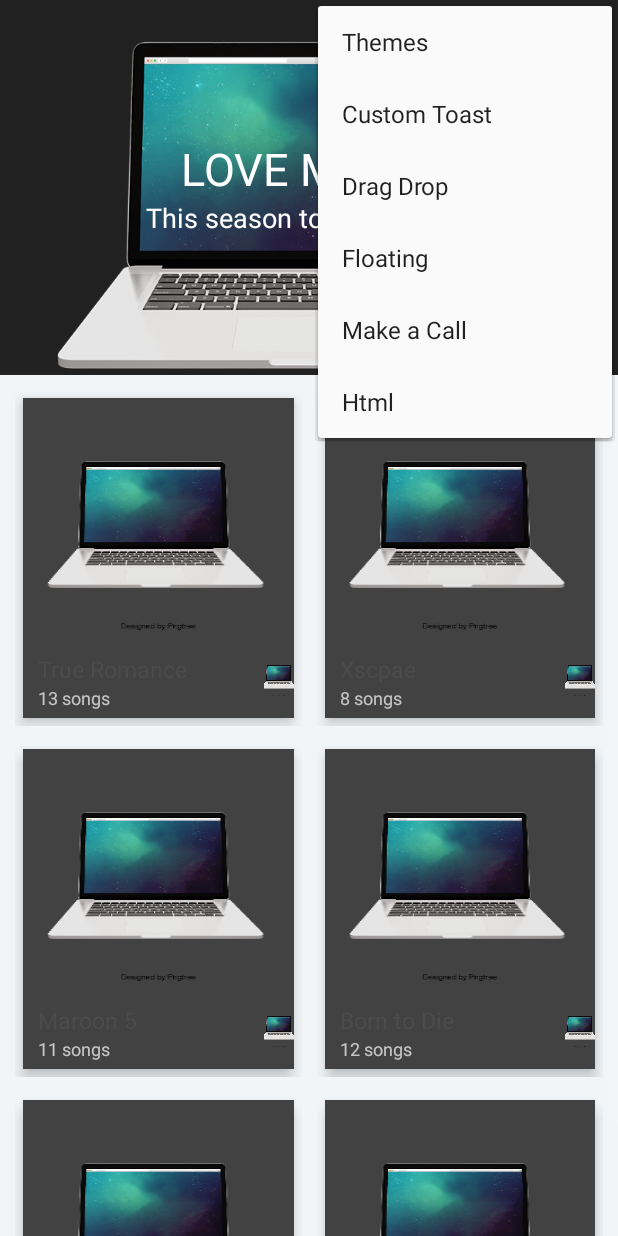
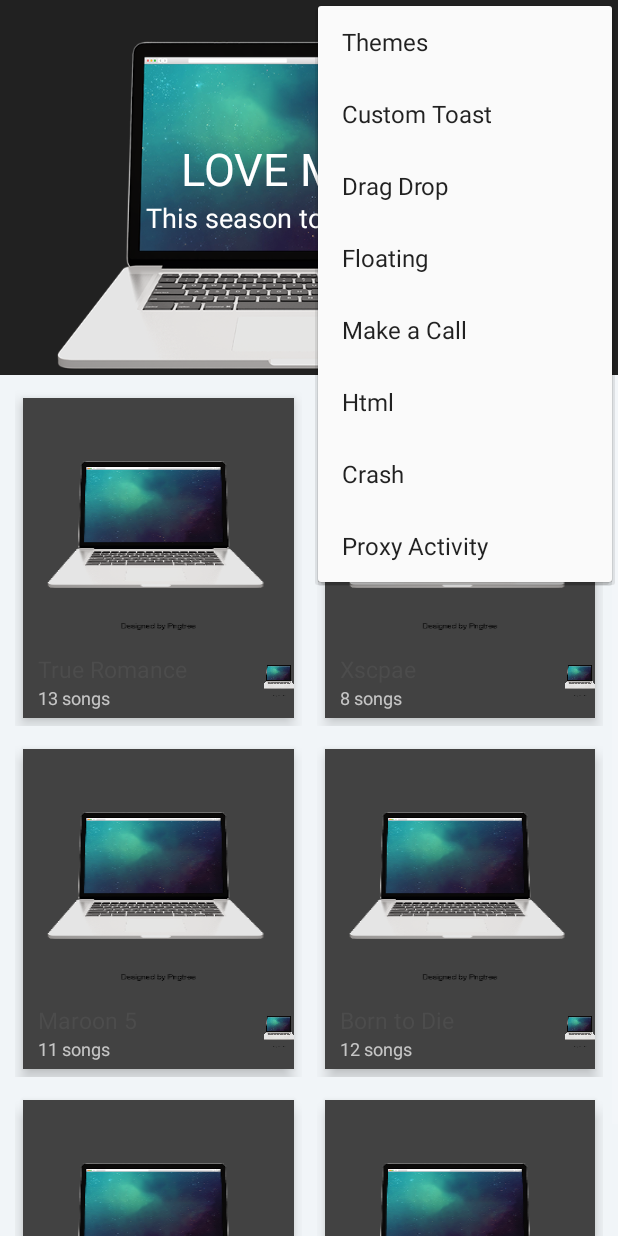
Before and after one commit to PedroFerreiraCJr/android-samples, an Android app: the screen it shows after launch (MainActivity), with the options menu open, on a phone screen of 412 x 824 dp. Run offline under Robolectric (Android 15) with nearby library versions, the phone set to English and light mode, and no system bars.

Commit message:
Adição de classes de Proxy

```diff
--- a/app/src/main/AndroidManifest.xml
+++ b/app/src/main/AndroidManifest.xml
@@ -3,6 +3,7 @@
     package="br.com.dotofocodex.simple_v1">
 
     <application
+        android:name=".App"
         android:allowBackup="true"
         android:icon="@mipmap/ic_launcher"
         android:label="@string/app_name"
@@ -27,6 +28,8 @@
             android:name=".FloatingActivity" />
         <activity
             android:name=".HTMLActivity" />
+        <activity
+            android:name=".MainActivityProxy" />
 
         <!--  Declare FloatingWidget Service over here and set enabled true -->
         <service
--- /dev/null
+++ b/app/src/main/java/br/com/dotofocodex/simple_v1/App.java
@@ -0,0 +1,36 @@
+package br.com.dotofocodex.simple_v1;
+
+import android.app.Application;
+import android.content.res.Configuration;
+
+public class App extends Application {
+
+    @Override
+    public void onCreate() {
+        super.onCreate();
+        /*
+        Thread.setDefaultUncaughtExceptionHandler(new Thread.UncaughtExceptionHandler() {
+            @Override
+            public void uncaughtException(Thread t, Throwable e) {
+                // Utilize esse método para tratar um erro inesperado;
+            }
+        });
+        */
+    }
+
+    @Override
+    public void onConfigurationChanged(Configuration newConfig) {
+        super.onConfigurationChanged(newConfig);
+    }
+
+    @Override
+    public void onLowMemory() {
+        super.onLowMemory();
+    }
+
+    @Override
+    public void onTerminate() {
+        super.onTerminate();
+    }
+
+}
--- a/app/src/main/res/menu/main_activity_options_menu.xml
+++ b/app/src/main/res/menu/main_activity_options_menu.xml
@@ -26,4 +26,12 @@
         android:id="@+id/html_act"
         android:title="Html" />
 
+    <item
+        android:id="@+id/crash"
+        android:title="Crash" />
+
+    <item
+        android:id="@+id/proxy_act"
+        android:title="Proxy Activity" />
+
 </menu>
```
Also changed, not shown: app/src/main/java/br/com/dotofocodex/simple_v1/MainActivity.java (+11 -1 lines), app/src/main/java/br/com/dotofocodex/simple_v1/MainActivityProxy.java (added, +25 -0 lines), app/src/main/java/br/com/dotofocodex/simple_v1/ProxyFactory.java (added, +49 -0 lines), app/src/main/res/layout/activity_main_proxy.xml (added, +17 -0 lines).
